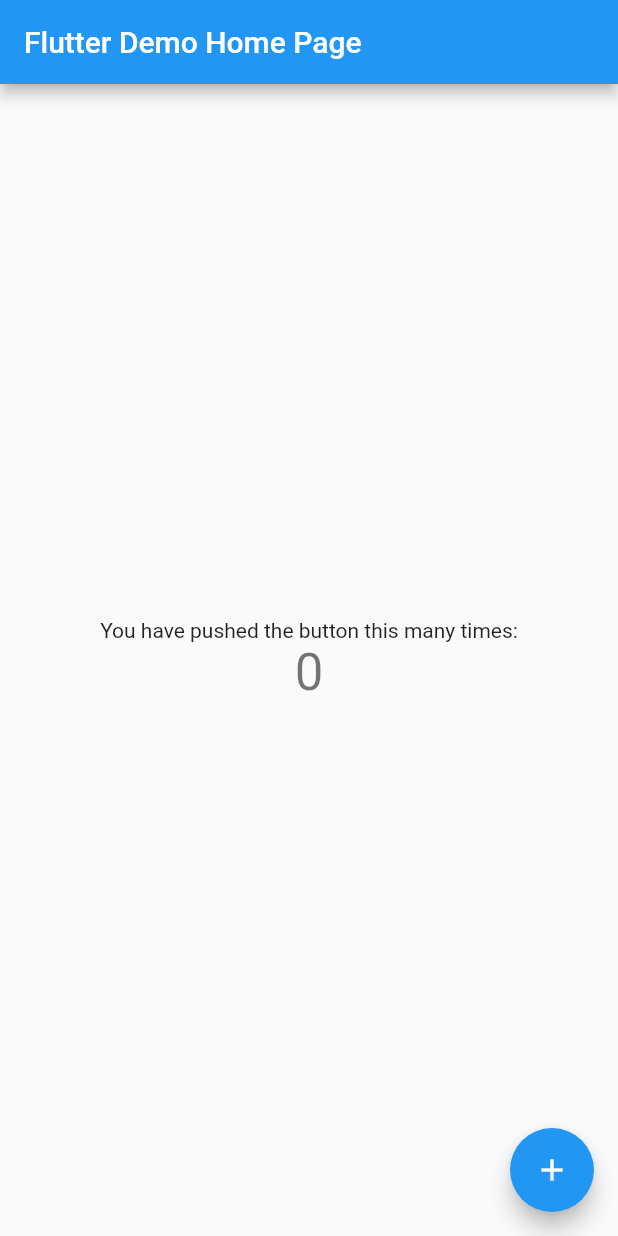
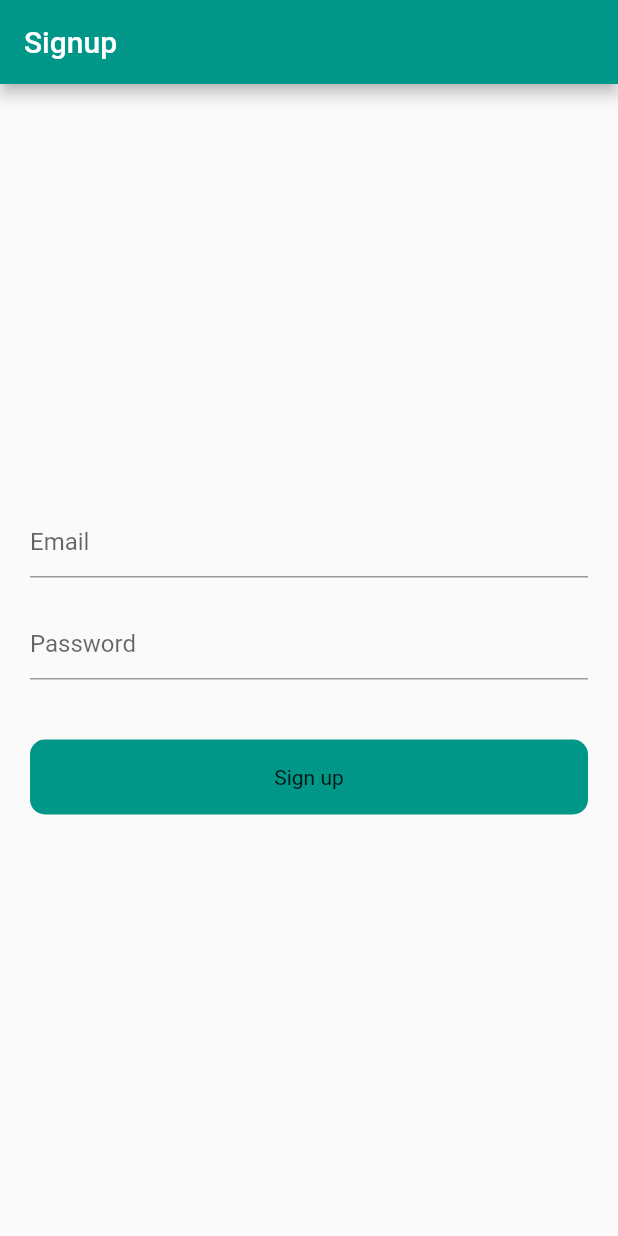
Before and after one commit to codewithowais/AuthenticationRestAPI, a Flutter app: the screen it shows after launch, on a phone screen of 412 x 824 dp. Run offline on Flutter 3.47's test engine with Material 2 defaults, Android fonts, the phone set to English and light mode, and no system bars.

```diff
--- /dev/null
+++ b/lib/Signup.dart
@@ -0,0 +1,85 @@
+import 'dart:convert';
+
+import 'package:flutter/material.dart';
+import 'package:http/http.dart';
+
+class RegisterUser extends StatefulWidget {
+  const RegisterUser({Key? key}) : super(key: key);
+
+  @override
+  State<RegisterUser> createState() => _RegisterUserState();
+}
+
+class _RegisterUserState extends State<RegisterUser> {
+  TextEditingController emailController = TextEditingController();
+  TextEditingController passwordController = TextEditingController();
+
+  void SignUP(String email, password) async {
+    try {
+      Response response =
+          await post(Uri.parse('https://reqres.in/api/register'), body: {
+        'email': email,
+        'password': password,
+      });
+      if (response.statusCode == 200) {
+        var data = jsonDecode(response.body.toString());
+        print(data);
+        print("User Registred Successfully");
+      } else {
+        print("Failed");
+      }
+    } catch (e) {
+      print(e.toString());
+    }
+  }
+
+  @override
+  Widget build(BuildContext context) {
+    return Scaffold(
+      appBar: AppBar(
+        title: const Text("Signup"),
+      ),
+      body: Padding(
+        padding: const EdgeInsets.all(20.0),
+        child: Column(
+          mainAxisAlignment: MainAxisAlignment.center,
+          crossAxisAlignment: CrossAxisAlignment.center,
+          children: [
+            TextField(
+              controller: emailController,
+              decoration: const InputDecoration(hintText: 'Email'),
+            ),
+            const SizedBox(
+              height: 20,
+            ),
+            TextField(
+              controller: passwordController,
+              decoration: const InputDecoration(hintText: 'Password'),
+            ),
+            const SizedBox(
+              height: 40,
+            ),
+            GestureDetector(
+              onTap: () {
+                SignUP(
+                  emailController.text.toString(),
+                  passwordController.text.toString(),
+                );
+              },
+              child: Container(
+                height: 50,
+                decoration: BoxDecoration(
+                  color: Colors.teal,
+                  borderRadius: BorderRadius.circular(10),
+                ),
+                child: const Center(
+                  child: Text("Sign up"),
+                ),
+              ),
+            )
+          ],
+        ),
+      ),
+    );
+  }
+}
--- a/lib/main.dart
+++ b/lib/main.dart
@@ -1,4 +1,5 @@
 import 'package:flutter/material.dart';
+import 'package:myapp/Signup.dart';
 
 void main() {
   runApp(const MyApp());
@@ -13,103 +14,9 @@ class MyApp extends StatelessWidget {
     return MaterialApp(
       title: 'Flutter Demo',
       theme: ThemeData(
-        // This is the theme of your application.
-        //
-        // Try running your application with "flutter run". You'll see the
-        // application has a blue toolbar. Then, without quitting the app, try
-        // changing the primarySwatch below to Colors.green and then invoke
-        // "hot reload" (press "r" in the console where you ran "flutter run",
-        // or simply save your changes to "hot reload" in a Flutter IDE).
-        // Notice that the counter didn't reset back to zero; the application
-        // is not restarted.
-        primarySwatch: Colors.blue,
+        primarySwatch: Colors.teal,
       ),
-      home: const MyHomePage(title: 'Flutter Demo Home Page'),
+      home: const RegisterUser(),
     );
   }
 }
-
-class MyHomePage extends StatefulWidget {
-  const MyHomePage({Key? key, required this.title}) : super(key: key);
-
-  // This widget is the home page of your application. It is stateful, meaning
-  // that it has a State object (defined below) that contains fields that affect
-  // how it looks.
-
-  // This class is the configuration for the state. It holds the values (in this
-  // case the title) provided by the parent (in this case the App widget) and
-  // used by the build method of the State. Fields in a Widget subclass are
-  // always marked "final".
-
-  final String title;
-
-  @override
-  State<MyHomePage> createState() => _MyHomePageState();
-}
-
-class _MyHomePageState extends State<MyHomePage> {
-  int _counter = 0;
-
-  void _incrementCounter() {
-    setState(() {
-      // This call to setState tells the Flutter framework that something has
-      // changed in this State, which causes it to rerun the build method below
-      // so that the display can reflect the updated values. If we changed
-      // _counter without calling setState(), then the build method would not be
-      // called again, and so nothing would appear to happen.
-      _counter++;
-    });
-  }
-
-  @override
-  Widget build(BuildContext context) {
-    // This method is rerun every time setState is called, for instance as done
-    // by the _incrementCounter method above.
-    //
-    // The Flutter framework has been optimized to make rerunning build methods
-    // fast, so that you can just rebuild anything that needs updating rather
-    // than having to individually change instances of widgets.
-    return Scaffold(
-      appBar: AppBar(
-        // Here we take the value from the MyHomePage object that was created by
-        // the App.build method, and use it to set our appbar title.
-        title: Text(widget.title),
-      ),
-      body: Center(
-        // Center is a layout widget. It takes a single child and positions it
-        // in the middle of the parent.
-        child: Column(
-          // Column is also a layout widget. It takes a list of children and
-          // arranges them vertically. By default, it sizes itself to fit its
-          // children horizontally, and tries to be as tall as its parent.
-          //
-          // Invoke "debug painting" (press "p" in the console, choose the
-          // "Toggle Debug Paint" action from the Flutter Inspector in Android
-          // Studio, or the "Toggle Debug Paint" command in Visual Studio Code)
-          // to see the wireframe for each widget.
-          //
-          // Column has various properties to control how it sizes itself and
-          // how it positions its children. Here we use mainAxisAlignment to
-          // center the children vertically; the main axis here is the vertical
-          // axis because Columns are vertical (the cross axis would be
-          // horizontal).
-          mainAxisAlignment: MainAxisAlignment.center,
-          children: <Widget>[
-            const Text(
-              'You have pushed the button this many times:',
-            ),
-            Text(
-              '$_counter',
-              style: Theme.of(context).textTheme.headline4,
-            ),
-          ],
-        ),
-      ),
-      floatingActionButton: FloatingActionButton(
-        onPressed: _incrementCounter,
-        tooltip: 'Increment',
-        child: const Icon(Icons.add),
-      ), // This trailing comma makes auto-formatting nicer for build methods.
-    );
-  }
-}
--- a/pubspec.yaml
+++ b/pubspec.yaml
@@ -34,6 +34,7 @@ dependencies:
   # The following adds the Cupertino Icons font to your application.
   # Use with the CupertinoIcons class for iOS style icons.
   cupertino_icons: ^1.0.2
+  http: ^0.13.4
 
 dev_dependencies:
   flutter_test:
```
Also changed, not shown: lib/Login.dart (added, +85 -0 lines), pubspec.lock.
